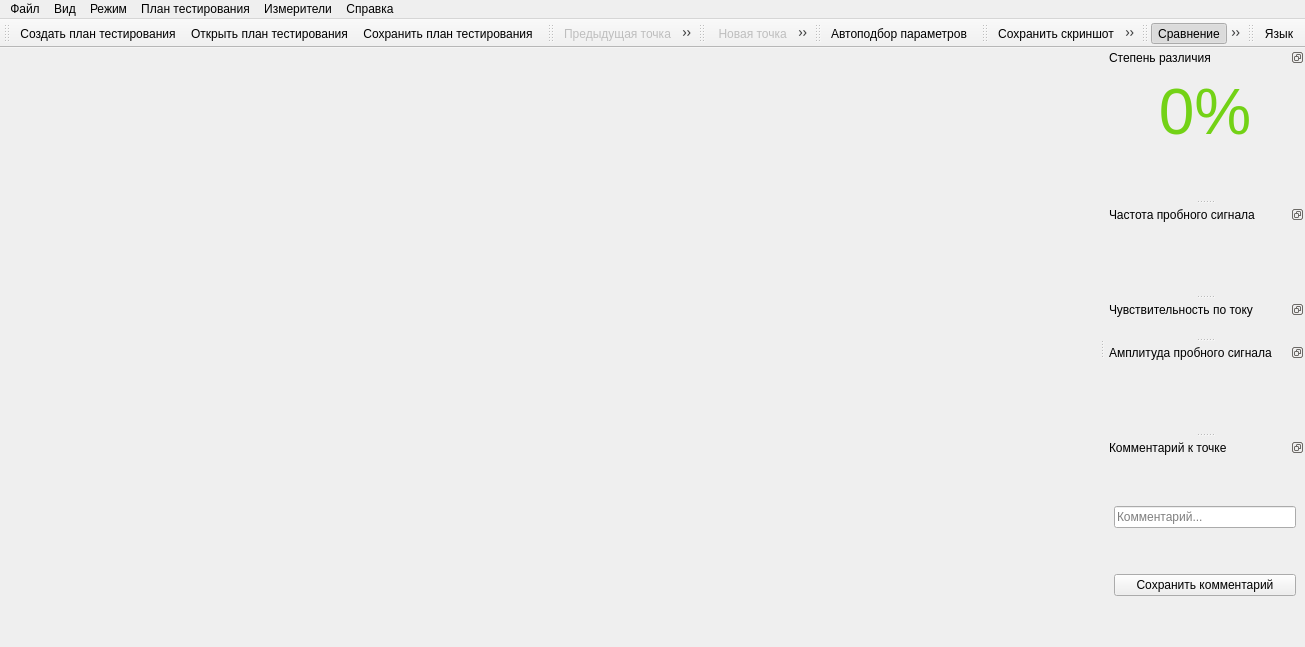
Old version of the form gui/mainwindow.ui in the repository EPC-MSU/EPLab.
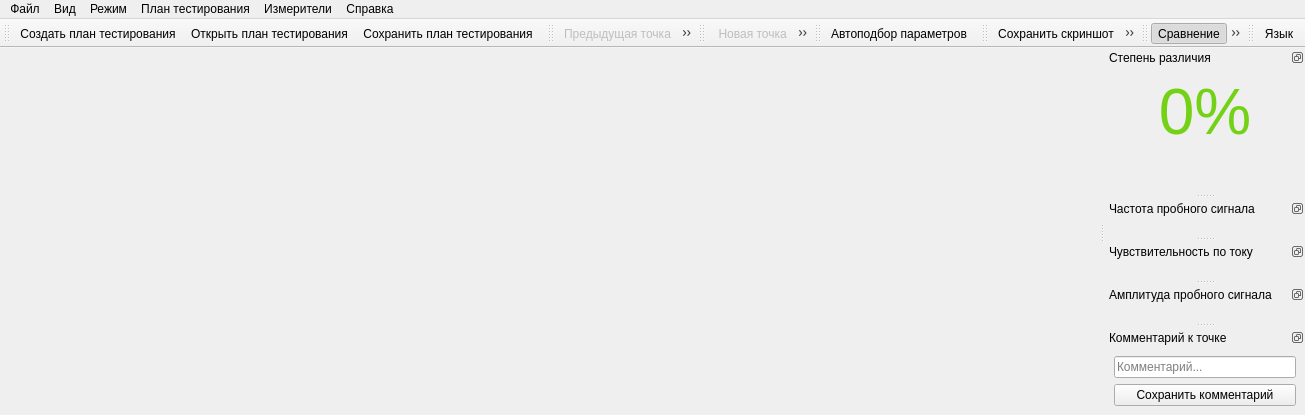
New version of the form. Icons and pictures are not drawn.

```diff
--- a/gui/mainwindow.ui
+++ b/gui/mainwindow.ui
@@ -6,8 +6,8 @@
    <rect>
     <x>0</x>
     <y>0</y>
-    <width>1003</width>
-    <height>647</height>
+    <width>632</width>
+    <height>415</height>
    </rect>
   </property>
   <property name="windowTitle">
@@ -80,6 +80,12 @@
    </widget>
   </widget>
   <widget class="QDockWidget" name="freq_dock">
+   <property name="maximumSize">
+    <size>
+     <width>524287</width>
+     <height>524287</height>
+    </size>
+   </property>
    <property name="features">
     <set>QDockWidget::DockWidgetFloatable|QDockWidget::DockWidgetMovable</set>
    </property>
@@ -95,11 +101,17 @@
   </widget>
   <widget class="QDockWidget" name="current_dock">
    <property name="sizePolicy">
-    <sizepolicy hsizetype="Preferred" vsizetype="Fixed">
+    <sizepolicy hsizetype="Preferred" vsizetype="Preferred">
      <horstretch>0</horstretch>
      <verstretch>0</verstretch>
     </sizepolicy>
    </property>
+   <property name="maximumSize">
+    <size>
+     <width>524287</width>
+     <height>524287</height>
+    </size>
+   </property>
    <property name="features">
     <set>QDockWidget::DockWidgetFloatable|QDockWidget::DockWidgetMovable</set>
    </property>
@@ -114,6 +126,12 @@
    </widget>
   </widget>
   <widget class="QDockWidget" name="voltage_dock">
+   <property name="maximumSize">
+    <size>
+     <width>524287</width>
+     <height>524287</height>
+    </size>
+   </property>
    <property name="features">
     <set>QDockWidget::DockWidgetFloatable|QDockWidget::DockWidgetMovable</set>
    </property>
@@ -128,6 +146,12 @@
    </widget>
   </widget>
   <widget class="QDockWidget" name="comment_dock">
+   <property name="maximumSize">
+    <size>
+     <width>524287</width>
+     <height>524287</height>
+    </size>
+   </property>
    <property name="features">
     <set>QDockWidget::DockWidgetFloatable|QDockWidget::DockWidgetMovable</set>
    </property>
@@ -156,6 +180,19 @@
        </property>
       </widget>
      </item>
+     <item>
+      <spacer name="vertical_spacer_2">
+       <property name="orientation">
+        <enum>Qt::Vertical</enum>
+       </property>
+       <property name="sizeHint" stdset="0">
+        <size>
+         <width>20</width>
+         <height>40</height>
+        </size>
+       </property>
+      </spacer>
+     </item>
     </layout>
    </widget>
   </widget>
```
Left out of the diff: 22 changed lines with no effect on the pictures.
